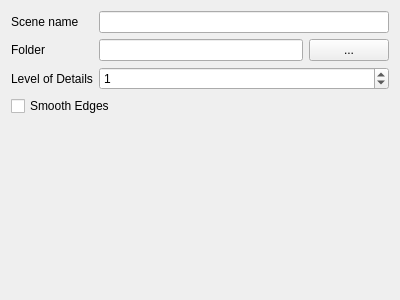
The window that src/ui/3d/map3dexportwidget.ui (carsmie/QGIS) describes before a commit, drawn with Qt 5.
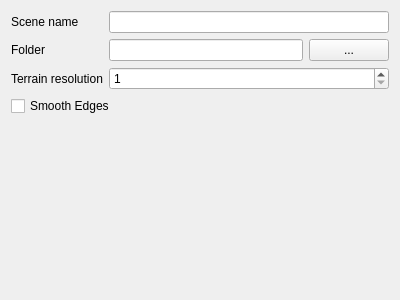
The same window after the commit.

Commit message: Created QgsExportObject to manage each object data (position coordinates, textures, normals ...) Fixed an issue with QgsDemHeightMapGenerator::renderSynchronously because it wasm't doing the same things as asynchronous rendering function Switched to using just one tile for DEM terrain and using a resolution parameter to handle level of details

The edit to the form file:
```diff
--- a/src/ui/3d/map3dexportwidget.ui
+++ b/src/ui/3d/map3dexportwidget.ui
@@ -64,9 +64,12 @@
       </widget>
      </item>
      <item row="2" column="1" colspan="2">
-      <widget class="QSpinBox" name="levelOfDetailsSpinBox">
+      <widget class="QSpinBox" name="terrainResolutionSpinBox">
+       <property name="minimum">
+        <number>1</number>
+       </property>
        <property name="maximum">
-        <number>4</number>
+        <number>4096</number>
        </property>
        <property name="value">
         <number>1</number>
@@ -76,7 +79,7 @@
      <item row="2" column="0">
       <widget class="QLabel" name="label">
        <property name="text">
-        <string>Level of Details</string>
+        <string>Terrain resolution</string>
        </property>
       </widget>
      </item>
```
The commit also changes 9 other files.
